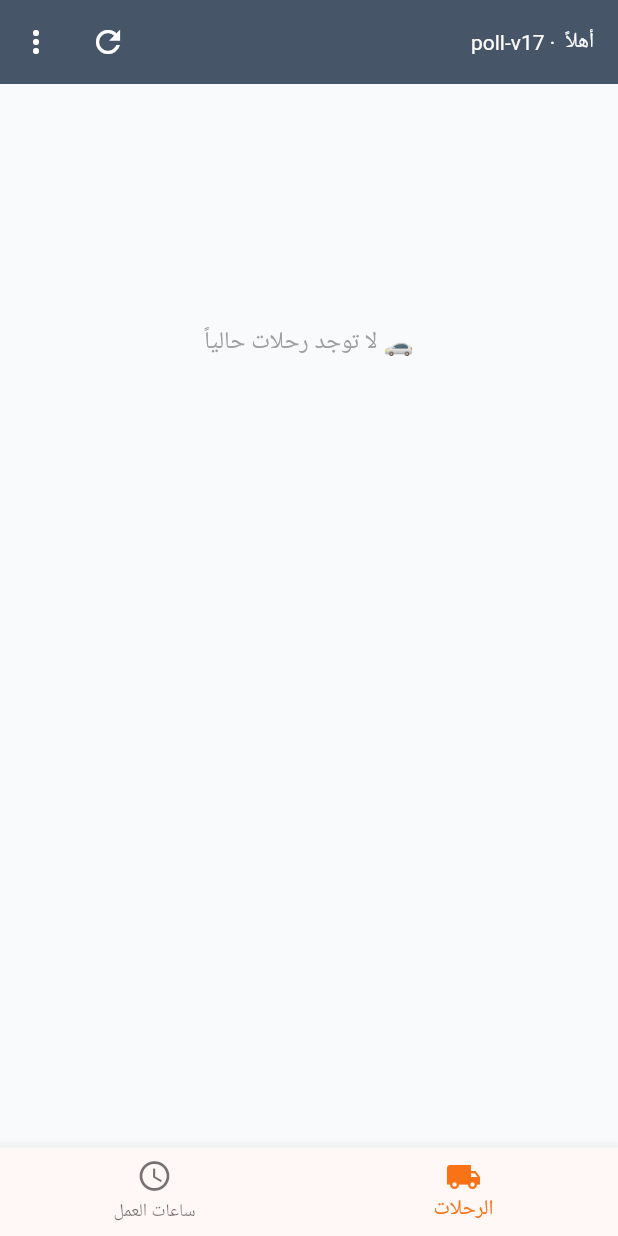
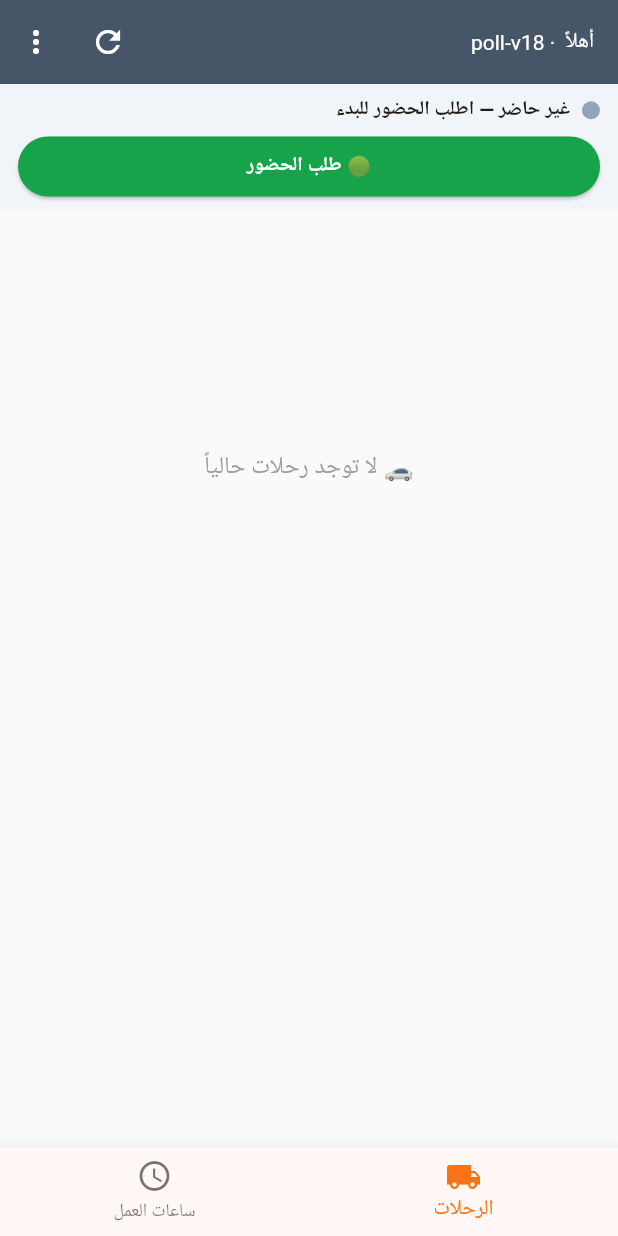
Before and after one commit to drebrahimhamdy30-web/phalix-driver-app, a Flutter app: the HomeScreen screen opened directly, after a tap on the "refresh" icon, on a phone screen of 412 x 824 dp. Run offline on Flutter 3.47's test engine with Material 3 defaults, Android fonts, the phone set to English and light mode, and no system bars; our stand-ins replace audioplayers, firebase_core, flutter_local_notifications, geolocator, shared_preferences, vibration; missing offline and left inert: flutter_foreground_task; accounts and stored records are empty; network calls fail.

Commit message:
poll-v18: نظام الحضور والانصراف والاستراحة (طلب من الطيار + موافقة الداش)
- api.dart: getLatestAttendance/getAttendanceSettings/offlineBlockReason/requestAttendance/endBreak + _post + _todayLocal
- attendance_view.dart: شريط حضور بالحالات (حاضر/استراحة/انصراف/قيد الموافقة) + عدّاد الحضور + عدّاد الاستراحة التنازلي + إنهاء تلقائي عند تجاوز الحد + تحديث دوري 30ث
- منع طلب الانصراف مع وجود رحلة جارية أو طلبات assigned/picked
- home_screen: دمج الشريط أعلى الشاشة + تحديث عند الرجوع/زر التحديث
- الآلية متطابقة مع الويب: insert لـ*_request والداش بورد يوافق بتحديث الحالة

Co-Authored-By: Claude Opus 4.8 <noreply@anthropic.com>
Claude-Session: https://claude.ai/code/session_01DknHvmzebq6FuerfPXNK9h

```diff
--- a/lib/api.dart
+++ b/lib/api.dart
@@ -285,6 +285,122 @@ class Api {
           '$_rest/driver_attendance?driver_id=eq.$driverId&date=gte.$fromDate&date=lte.$toDate&order=date.desc&limit=500&select=date,status,approved_at,ended_at',
           jwt);
 
+  // ===== الحضور والانصراف والاستراحة =====
+
+  // آخر سجل حضور (لتحديد الحالة الحالية للطيار)
+  static Future<Map<String, dynamic>?> getLatestAttendance(
+      String driverId, String jwt) async {
+    if (driverId.isEmpty) return null;
+    final s = await _getList(
+        '$_rest/driver_attendance?driver_id=eq.$driverId&order=created_at.desc&limit=1&select=id,status,approved_at,requested_at,ended_at,created_at',
+        jwt);
+    return s.isEmpty ? null : s.first;
+  }
+
+  // إعدادات الحضور للفرع
+  static Future<Map<String, dynamic>> getAttendanceSettings(
+      String branchId, String jwt) async {
+    if (branchId.isEmpty) return {'require_approval': true, 'max_break': 15};
+    final s = await _getList(
+        '$_rest/dispatch_settings?branch_id=eq.$branchId&select=require_attendance_approval,max_break_minutes',
+        jwt);
+    if (s.isEmpty) return {'require_approval': true, 'max_break': 15};
+    final r = s.first;
+    return {
+      'require_approval': r['require_attendance_approval'] != false,
+      'max_break': (r['max_break_minutes'] is num)
+          ? (r['max_break_minutes'] as num).toInt()
+          : 15,
+    };
+  }
+
+  // فحص إمكانية الانصراف — يرجّع رسالة منع أو null لو مسموح
+  static Future<String?> offlineBlockReason(
+      String driverId, String jwt) async {
+    final trips = await _getList(
+        '$_rest/trips?driver_id=eq.$driverId&status=eq.active&select=id&limit=1',
+        jwt);
+    if (trips.isNotEmpty) {
+      return 'لا يمكن طلب الانصراف — لديك رحلة جارية لم تنته بعد';
+    }
+    final orders = await _getList(
+        '$_rest/orders?driver_id=eq.$driverId&status=in.(assigned,picked)&select=id&limit=1',
+        jwt);
+    if (orders.isNotEmpty) {
+      return 'لا يمكن طلب الانصراف — لديك طلبات لم يتم توصيلها بعد';
+    }
+    return null;
+  }
+
+  // طلب حضور/انصراف/استراحة — type: online | offline | break
+  static Future<bool> requestAttendance(
+      String driverId, String type, bool requireApproval, String jwt) async {
+    final today = _todayLocal();
+    final nowIso = _now();
+    Map<String, dynamic> body;
+    if (requireApproval) {
+      const m = {
+        'online': 'online_request',
+        'offline': 'offline_request',
+        'break': 'break_request',
+      };
+      body = {
+        'driver_id': driverId,
+        'date': today,
+        'status': m[type],
+        'requested_at': nowIso,
+      };
+    } else {
+      body = {
+        'driver_id': driverId,
+        'date': today,
+        'status': type,
+        'requested_at': nowIso,
+        'approved_at': nowIso,
+      };
+    }
+    return _post('$_rest/driver_attendance', body, jwt);
+  }
+
+  // إنهاء الاستراحة (يدوي أو تلقائي) — يقفل سجل الاستراحة ويفتح سجل حضور جديد
+  static Future<bool> endBreak(
+      String recordId, String driverId, String jwt,
+      {bool auto = false}) async {
+    final nowIso = _now();
+    await _patch('$_rest/driver_attendance?id=eq.$recordId',
+        {'status': 'break_ended', 'ended_at': nowIso}, jwt);
+    return _post(
+        '$_rest/driver_attendance',
+        {
+          'driver_id': driverId,
+          'date': _todayLocal(),
+          'status': 'online',
+          'approved_at': nowIso,
+          'notes': auto ? 'استراحة انتهت تلقائياً' : 'إنهاء استراحة يدوي',
+        },
+        jwt);
+  }
+
+  // تاريخ اليوم المحلي (جهاز الطيار في مصر = توقيت القاهرة)
+  static String _todayLocal() {
+    final n = DateTime.now();
+    return '${n.year.toString().padLeft(4, '0')}-${n.month.toString().padLeft(2, '0')}-${n.day.toString().padLeft(2, '0')}';
+  }
+
+  static Future<bool> _post(
+      String url, Map<String, dynamic> body, String jwt) async {
+    try {
+      final res = await http
+          .post(Uri.parse(url),
+              headers: {..._headers(jwt), 'Prefer': 'return=minimal'},
+              body: jsonEncode(body))
+          .timeout(const Duration(seconds: 10));
+      return res.statusCode >= 200 && res.statusCode < 300;
+    } catch (_) {
+      return false;
+    }
+  }
+
   // تغيير كلمة المرور (عبر نقطة سيرفر تتحقق من الحالية وتشفّر الجديدة)
   static Future<Map<String, dynamic>> changePassword(
       String driverId, String oldPw, String newPw, String jwt) async {
--- /dev/null
+++ b/lib/attendance_view.dart
@@ -0,0 +1,275 @@
+import 'dart:async';
+import 'package:flutter/material.dart';
+import 'api.dart';
+
+// شريط الحضور والانصراف والاستراحة — طلب من الطيار والإدارة توافق من الداش بورد
+class AttendanceBar extends StatefulWidget {
+  final String driverId;
+  final String branchId;
+  final String jwt;
+  const AttendanceBar(
+      {super.key,
+      required this.driverId,
+      required this.branchId,
+      required this.jwt});
+
+  @override
+  State<AttendanceBar> createState() => AttendanceBarState();
+}
+
+class AttendanceBarState extends State<AttendanceBar> {
+  Map<String, dynamic>? _rec; // آخر سجل
+  bool _requireApproval = true;
+  int _maxBreak = 15;
+  bool _loading = true;
+  bool _busy = false;
+  Timer? _timer;
+  Timer? _pollTimer;
+  String _timerText = '';
+
+  @override
+  void initState() {
+    super.initState();
+    _init();
+    // تحديث دوري لحالة الحضور (تظهر موافقة الإدارة تلقائيًا)
+    _pollTimer = Timer.periodic(const Duration(seconds: 30), (_) {
+      if (mounted && !_busy) refresh();
+    });
+  }
+
+  @override
+  void dispose() {
+    _timer?.cancel();
+    _pollTimer?.cancel();
+    super.dispose();
+  }
+
+  Future<void> _init() async {
+    final s = await Api.getAttendanceSettings(widget.branchId, widget.jwt);
+    _requireApproval = s['require_approval'] == true;
+    _maxBreak = (s['max_break'] is int) ? s['max_break'] as int : 15;
+    await refresh();
+  }
+
+  // تُستدعى من الشاشة الأم عند الرجوع للتطبيق أو التحديث
+  Future<void> refresh() async {
+    final rec = await Api.getLatestAttendance(widget.driverId, widget.jwt);
+    if (!mounted) return;
+    setState(() {
+      _rec = rec;
+      _loading = false;
+    });
+    _setupTimer();
+  }
+
+  String _status() => '${_rec?['status'] ?? 'offline'}';
+
+  void _setupTimer() {
+    _timer?.cancel();
+    _timer = null;
+    _timerText = '';
+    final st = _status();
+    final approvedAt = _rec?['approved_at'];
+    if (approvedAt == null) return;
+    final start = DateTime.tryParse('$approvedAt')?.toLocal();
+    if (start == null) return;
+
+    if (st == 'online') {
+      // عدّاد وقت الحضور (تصاعدي)
+      _tickOnline(start);
+      _timer = Timer.periodic(const Duration(seconds: 1), (_) {
+        if (!mounted) return;
+        _tickOnline(start);
+      });
+    } else if (st == 'break') {
+      // عدّاد تنازلي للاستراحة + إنهاء تلقائي
+      _tickBreak(start);
+      _timer = Timer.periodic(const Duration(seconds: 1), (_) {
+        if (!mounted) return;
+        _tickBreak(start);
+      });
+    }
+  }
+
+  void _tickOnline(DateTime start) {
+    final mins = DateTime.now().difference(start).inMinutes;
+    setState(() => _timerText = _fmMins(mins));
+  }
+
+  void _tickBreak(DateTime start) {
+    final maxMs = _maxBreak * 60 * 1000;
+    final elapsed = DateTime.now().difference(start).inMilliseconds;
+    final remMs = maxMs - elapsed;
+    if (remMs <= 0) {
+      _timer?.cancel();
+      setState(() => _timerText = '00:00');
+      _autoEndBreak();
+      return;
+    }
+    final m = remMs ~/ 60000;
+    final s = (remMs % 60000) ~/ 1000;
+    setState(() => _timerText =
+        '${m.toString().padLeft(2, '0')}:${s.toString().padLeft(2, '0')}');
+  }
+
+  String _fmMins(int mins) {
+    if (mins < 0) mins = 0;
+    if (mins < 60) return '$mins د';
+    return '${mins ~/ 60}س ${(mins % 60).toString().padLeft(2, '0')}د';
+  }
+
+  Future<void> _autoEndBreak() async {
+    final id = _rec?['id'];
+    if (id == null || _busy) return;
+    _busy = true;
+    await Api.endBreak('$id', widget.driverId, widget.jwt, auto: true);
+    _busy = false;
+    await refresh();
+  }
+
+  Future<void> _request(String type) async {
+    if (_busy) return;
+    setState(() => _busy = true);
+    try {
+      if (type == 'offline') {
+        final block =
+            await Api.offlineBlockReason(widget.driverId, widget.jwt);
+        if (block != null) {
+          if (mounted) _toast(block);
+          setState(() => _busy = false);
+          return;
+        }
+      }
+      await Api.requestAttendance(
+          widget.driverId, type, _requireApproval, widget.jwt);
+    } catch (_) {}
+    await refresh();
+    if (mounted) setState(() => _busy = false);
+  }
+
+  Future<void> _endBreakManual() async {
+    final id = _rec?['id'];
+    if (id == null || _busy) return;
+    setState(() => _busy = true);
+    await Api.endBreak('$id', widget.driverId, widget.jwt);
+    await refresh();
+    if (mounted) setState(() => _busy = false);
+  }
+
+  void _toast(String msg) {
+    ScaffoldMessenger.of(context)
+        .showSnackBar(SnackBar(content: Text(msg)));
+  }
+
+  @override
+  Widget build(BuildContext context) {
+    if (_loading) return const SizedBox.shrink();
+    final st = _status();
+    final isPending = st.endsWith('_request');
+
+    late Color bg, dot;
+    late String label;
+    List<Widget> actions = [];
+
+    if (isPending) {
+      bg = const Color(0xFFfef9c3);
+      dot = const Color(0xFFca8a04);
+      const labels = {
+        'online_request': 'طلب الحضور قيد الموافقة',
+        'break_request': 'طلب الاستراحة قيد الموافقة',
+        'offline_request': 'طلب الانصراف قيد الموافقة',
+      };
+      label = labels[st] ?? 'قيد الموافقة';
+    } else if (st == 'online') {
+      bg = const Color(0xFFdcfce7);
+      dot = const Color(0xFF16a34a);
+      label = 'أنت حاضر — جاهز للعمل';
+      actions = [
+        _btn('☕ استراحة', const Color(0xFFca8a04), () => _request('break')),
+        _btn('🔴 انصراف', const Color(0xFFdc2626), () => _request('offline')),
+      ];
+    } else if (st == 'break') {
+      bg = const Color(0xFFfef9c3);
+      dot = const Color(0xFFca8a04);
+      label = 'في استراحة';
+      actions = [
+        _btn('▶️ إنهاء الاستراحة', const Color(0xFF16a34a), _endBreakManual),
+      ];
+    } else {
+      bg = const Color(0xFFf1f5f9);
+      dot = const Color(0xFF94a3b8);
+      label = 'غير حاضر — اطلب الحضور للبدء';
+      actions = [
+        _btn('🟢 طلب الحضور', const Color(0xFF16a34a), () => _request('online')),
+      ];
+    }
+
+    return Container(
+      width: double.infinity,
+      color: bg,
+      padding: const EdgeInsets.fromLTRB(12, 8, 12, 8),
+      child: Column(
+        crossAxisAlignment: CrossAxisAlignment.stretch,
+        children: [
+          Row(
+            children: [
+              Container(
+                width: 12,
+                height: 12,
+                decoration: BoxDecoration(color: dot, shape: BoxShape.circle),
+              ),
+              const SizedBox(width: 8),
+              Expanded(
+                child: Text(label,
+                    style: const TextStyle(
+                        fontWeight: FontWeight.bold, fontSize: 13)),
+              ),
+              if (_timerText.isNotEmpty)
+                Text(_timerText,
+                    style: TextStyle(
+                        fontWeight: FontWeight.bold,
+                        fontSize: 14,
+                        color: st == 'break'
+                            ? const Color(0xFFb45309)
+                            : const Color(0xFF15803d))),
+              if (_busy)
+                const Padding(
+                  padding: EdgeInsets.only(right: 8),
+                  child: SizedBox(
+                      width: 14,
+                      height: 14,
+                      child: CircularProgressIndicator(strokeWidth: 2)),
+                ),
+            ],
+          ),
+          if (actions.isNotEmpty) ...[
+            const SizedBox(height: 8),
+            Row(
+              children: [
+                for (int i = 0; i < actions.length; i++) ...[
+                  if (i > 0) const SizedBox(width: 8),
+                  Expanded(child: actions[i]),
+                ],
+              ],
+            ),
+          ],
+        ],
+      ),
+    );
+  }
+
+  Widget _btn(String text, Color color, VoidCallback onTap) {
+    return SizedBox(
+      height: 40,
+      child: ElevatedButton(
+        onPressed: _busy ? null : onTap,
+        style: ElevatedButton.styleFrom(
+            backgroundColor: color,
+            foregroundColor: Colors.white,
+            padding: const EdgeInsets.symmetric(horizontal: 4)),
+        child: Text(text,
+            style: const TextStyle(fontWeight: FontWeight.w700, fontSize: 13)),
+      ),
+    );
+  }
+}
--- a/lib/config.dart
+++ b/lib/config.dart
@@ -27,7 +27,7 @@ class Config {
   static const String appSecret =
       '87bcac4b4da9317f3b8716e6af9269533f8e2228cc0db43b';
   // رقم إصدار داخلي للتشخيص
-  static const String appVersion = 'poll-v17';
+  static const String appVersion = 'poll-v18';
   // كل كام ثانية تسحب الخدمة الطلبات الجديدة
   static const int pollIntervalMs = 10000;
 
--- a/lib/home_screen.dart
+++ b/lib/home_screen.dart
@@ -6,6 +6,7 @@ import 'config.dart';
 import 'login_screen.dart';
 import 'trips_view.dart';
 import 'hours_view.dart';
+import 'attendance_view.dart';
 import 'main.dart';
 
 class HomeScreen extends StatefulWidget {
@@ -25,6 +26,8 @@ class _HomeScreenState extends State<HomeScreen> with WidgetsBindingObserver {
   int? _rank;
   int _rankTotal = 0;
   final GlobalKey<TripsViewState> _tripsKey = GlobalKey<TripsViewState>();
+  final GlobalKey<AttendanceBarState> _attKey =
+      GlobalKey<AttendanceBarState>();
 
   @override
   void initState() {
@@ -50,6 +53,7 @@ class _HomeScreenState extends State<HomeScreen> with WidgetsBindingObserver {
     if (state == AppLifecycleState.resumed) {
       _stopAlarms();
       _tripsKey.currentState?.load();
+      _attKey.currentState?.refresh();
       _loadRank();
     }
   }
@@ -256,6 +260,7 @@ class _HomeScreenState extends State<HomeScreen> with WidgetsBindingObserver {
             IconButton(
                 onPressed: () {
                   _tripsKey.currentState?.load();
+                  _attKey.currentState?.refresh();
                   _loadRank();
                 },
                 icon: const Icon(Icons.refresh)),
@@ -275,6 +280,12 @@ class _HomeScreenState extends State<HomeScreen> with WidgetsBindingObserver {
           ? const Center(child: CircularProgressIndicator())
           : Column(
               children: [
+                AttendanceBar(
+                  key: _attKey,
+                  driverId: _driverId,
+                  branchId: _branchId,
+                  jwt: _jwt,
+                ),
                 if (_tab == 0 && _rank != null) _rankBadge(),
                 Expanded(
                   child: IndexedStack(
--- a/pubspec.yaml
+++ b/pubspec.yaml
@@ -1,7 +1,7 @@
 name: phalix_driver
 description: Phalix Driver - تطبيق سائق التوصيل
 publish_to: 'none'
-version: 2.0.0+17
+version: 2.0.0+18
 
 environment:
   sdk: '>=3.4.0 <4.0.0'
```
